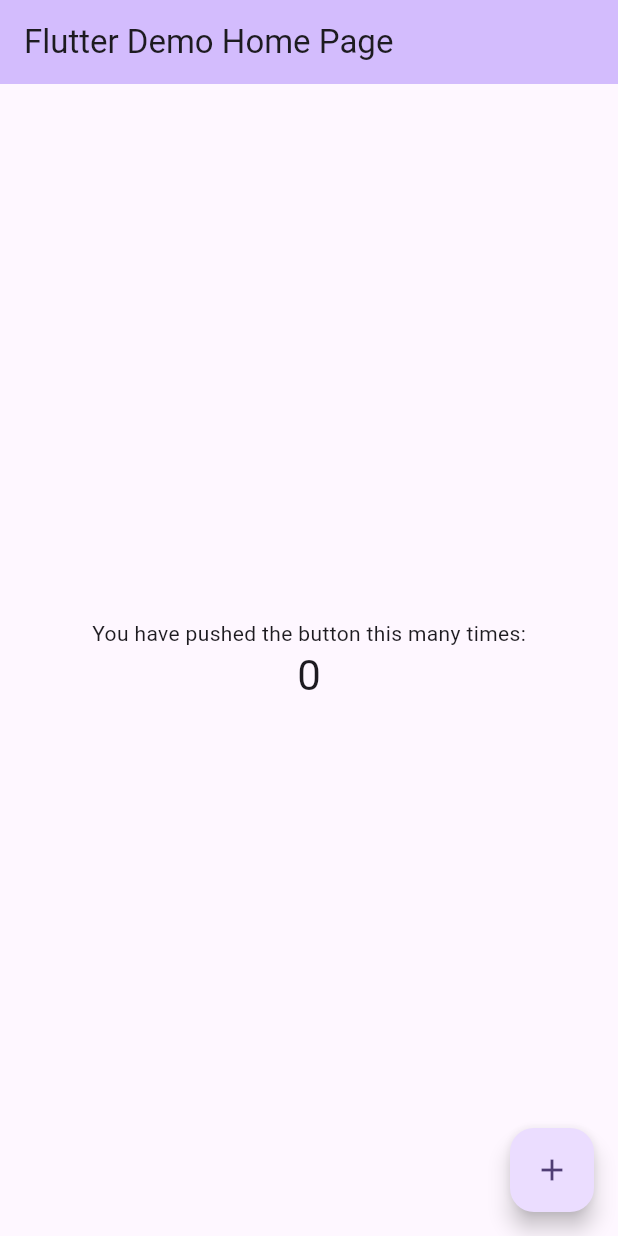
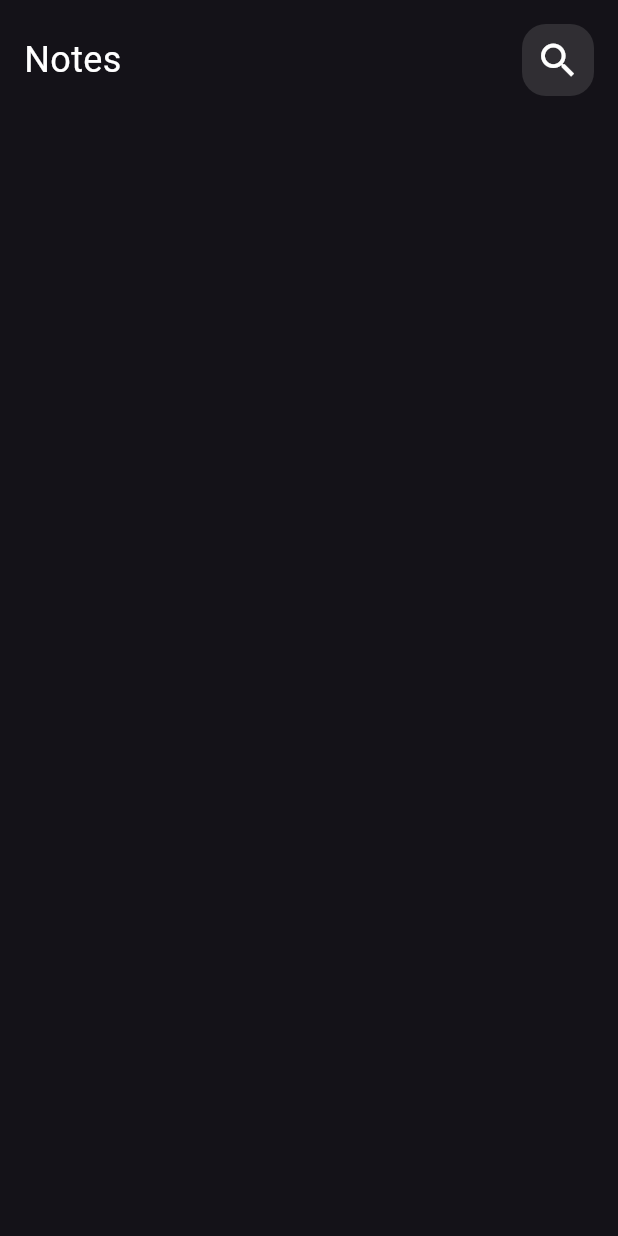
Before and after one commit to yossefabbasya19/notes_app, a Flutter app: the screen it shows after launch, on a phone screen of 412 x 824 dp. Run offline on Flutter 3.47's test engine with Material 3 defaults, Android fonts, the phone set to English and light mode, and no system bars; our stand-ins replace google_fonts.

Commit message:
create feature app bar

```diff
--- a/lib/main.dart
+++ b/lib/main.dart
@@ -1,122 +1,19 @@
 import 'package:flutter/material.dart';
+import 'package:notes_app/views/notes_view.dart';
 
 void main() {
-  runApp(const MyApp());
+  runApp(const NotesApp());
 }
 
-class MyApp extends StatelessWidget {
-  const MyApp({super.key});
+class NotesApp extends StatelessWidget{
+  const NotesApp({super.key});
 
-  // This widget is the root of your application.
   @override
   Widget build(BuildContext context) {
-    return MaterialApp(
-      title: 'Flutter Demo',
-      theme: ThemeData(
-        // This is the theme of your application.
-        //
-        // TRY THIS: Try running your application with "flutter run". You'll see
-        // the application has a purple toolbar. Then, without quitting the app,
-        // try changing the seedColor in the colorScheme below to Colors.green
-        // and then invoke "hot reload" (save your changes or press the "hot
-        // reload" button in a Flutter-supported IDE, or press "r" if you used
-        // the command line to start the app).
-        //
-        // Notice that the counter didn't reset back to zero; the application
-        // state is not lost during the reload. To reset the state, use hot
-        // restart instead.
-        //
-        // This works for code too, not just values: Most code changes can be
-        // tested with just a hot reload.
-        colorScheme: ColorScheme.fromSeed(seedColor: Colors.deepPurple),
-      ),
-      home: const MyHomePage(title: 'Flutter Demo Home Page'),
+    return  MaterialApp(
+      theme: ThemeData.dark(),
+      debugShowCheckedModeBanner:  false,
+      home: NotesView(),
     );
   }
 }
-
-class MyHomePage extends StatefulWidget {
-  const MyHomePage({super.key, required this.title});
-
-  // This widget is the home page of your application. It is stateful, meaning
-  // that it has a State object (defined below) that contains fields that affect
-  // how it looks.
-
-  // This class is the configuration for the state. It holds the values (in this
-  // case the title) provided by the parent (in this case the App widget) and
-  // used by the build method of the State. Fields in a Widget subclass are
-  // always marked "final".
-
-  final String title;
-
-  @override
-  State<MyHomePage> createState() => _MyHomePageState();
-}
-
-class _MyHomePageState extends State<MyHomePage> {
-  int _counter = 0;
-
-  void _incrementCounter() {
-    setState(() {
-      // This call to setState tells the Flutter framework that something has
-      // changed in this State, which causes it to rerun the build method below
-      // so that the display can reflect the updated values. If we changed
-      // _counter without calling setState(), then the build method would not be
-      // called again, and so nothing would appear to happen.
-      _counter++;
-    });
-  }
-
-  @override
-  Widget build(BuildContext context) {
-    // This method is rerun every time setState is called, for instance as done
-    // by the _incrementCounter method above.
-    //
-    // The Flutter framework has been optimized to make rerunning build methods
-    // fast, so that you can just rebuild anything that needs updating rather
-    // than having to individually change instances of widgets.
-    return Scaffold(
-      appBar: AppBar(
-        // TRY THIS: Try changing the color here to a specific color (to
-        // Colors.amber, perhaps?) and trigger a hot reload to see the AppBar
-        // change color while the other colors stay the same.
-        backgroundColor: Theme.of(context).colorScheme.inversePrimary,
-        // Here we take the value from the MyHomePage object that was created by
-        // the App.build method, and use it to set our appbar title.
-        title: Text(widget.title),
-      ),
-      body: Center(
-        // Center is a layout widget. It takes a single child and positions it
-        // in the middle of the parent.
-        child: Column(
-          // Column is also a layout widget. It takes a list of children and
-          // arranges them vertically. By default, it sizes itself to fit its
-          // children horizontally, and tries to be as tall as its parent.
-          //
-          // Column has various properties to control how it sizes itself and
-          // how it positions its children. Here we use mainAxisAlignment to
-          // center the children vertically; the main axis here is the vertical
-          // axis because Columns are vertical (the cross axis would be
-          // horizontal).
-          //
-          // TRY THIS: Invoke "debug painting" (choose the "Toggle Debug Paint"
-          // action in the IDE, or press "p" in the console), to see the
-          // wireframe for each widget.
-          mainAxisAlignment: MainAxisAlignment.center,
-          children: <Widget>[
-            const Text('You have pushed the button this many times:'),
-            Text(
-              '$_counter',
-              style: Theme.of(context).textTheme.headlineMedium,
-            ),
-          ],
-        ),
-      ),
-      floatingActionButton: FloatingActionButton(
-        onPressed: _incrementCounter,
-        tooltip: 'Increment',
-        child: const Icon(Icons.add),
-      ), // This trailing comma makes auto-formatting nicer for build methods.
-    );
-  }
-}
--- /dev/null
+++ b/lib/views/notes_view.dart
@@ -0,0 +1,23 @@
+import 'package:flutter/material.dart';
+import 'package:google_fonts/google_fonts.dart';
+import 'package:notes_app/views/widgets/custom_app_bar.dart';
+
+class NotesView extends StatelessWidget {
+  const NotesView({super.key});
+
+  @override
+  Widget build(BuildContext context) {
+    return Scaffold(
+      body: SafeArea(
+        child: Padding(
+          padding: const EdgeInsets.all(16),
+          child: Column(
+            children: [
+              CustomAppBar(title: "Notes", icon: Icons.search),
+            ],
+          ),
+        ),
+      ),
+    );
+  }
+}
--- /dev/null
+++ b/lib/views/widgets/custom_app_bar.dart
@@ -0,0 +1,41 @@
+import 'package:flutter/cupertino.dart';
+import 'package:flutter/material.dart';
+
+class CustomAppBar extends StatelessWidget {
+  const CustomAppBar({super.key, required this.title, required this.icon});
+
+  final String title;
+  final IconData icon;
+
+  @override
+  Widget build(BuildContext context) {
+    return Row(
+      mainAxisAlignment: MainAxisAlignment.spaceBetween,
+      children: [
+        Text(
+          title,
+          style: const TextStyle(
+            fontSize: 24,
+            fontWeight: FontWeight.w400,
+            color: Colors.white,
+          ),
+        ),
+        Container(
+          decoration: BoxDecoration(
+            borderRadius: BorderRadius.circular(16),
+            color: Colors.grey.withValues(alpha: 0.2),
+          ),
+          child: IconButton(
+            style: ButtonStyle(
+              shape: WidgetStatePropertyAll(
+                RoundedRectangleBorder(borderRadius: BorderRadius.circular(16)),
+              ),
+            ),
+            icon: Icon(icon, size: 30,color: Colors.white,),
+            onPressed: () {},
+          ),
+        ),
+      ],
+    );
+  }
+}
--- a/pubspec.yaml
+++ b/pubspec.yaml
@@ -34,6 +34,7 @@ dependencies:
   # The following adds the Cupertino Icons font to your application.
   # Use with the CupertinoIcons class for iOS style icons.
   cupertino_icons: ^1.0.8
+  google_fonts: ^6.2.1
 
 dev_dependencies:
   flutter_test:
```
Also changed, not shown: pubspec.lock, 3 other files.
